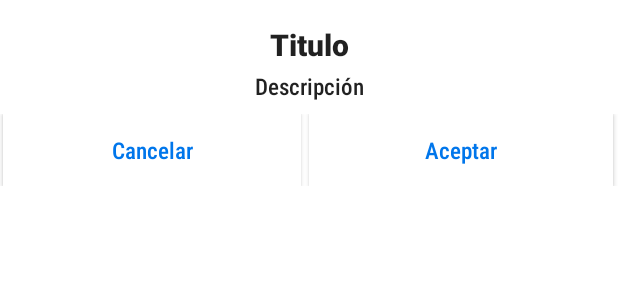
After one commit to ek0419/Santander, an Android app: the layout generic_dialog.xml on its own in the app's theme, with its tools: preview values and no code run, on a phone screen of 412 x 824 dp. The commit adds this screen. Shown: the top 300 px of the screen. Run offline under Robolectric (Android 15) with nearby library versions, the phone set to English and light mode, and no system bars.

Commit message:
se agregan recursos

```diff
--- /dev/null
+++ b/app/src/main/res/drawable/btn_redondo_generico_trasparente.xml
@@ -0,0 +1,7 @@
+<?xml version="1.0" encoding="utf-8"?>
+
+<shape xmlns:android="http://schemas.android.com/apk/res/android"
+    android:shape="rectangle">
+    <solid android:color="#ffffff" />
+    <corners android:radius="0sp" />
+</shape>
--- /dev/null
+++ b/app/src/main/res/drawable/genral_efecto_ripple_gris.xml
@@ -0,0 +1,4 @@
+<?xml version="1.0" encoding="utf-8"?>
+<ripple xmlns:android="http://schemas.android.com/apk/res/android" android:color="@color/loggin_gris">
+    <item android:drawable="@drawable/btn_redondo_generico_trasparente"  android:state_checked="true"/>
+</ripple>
--- /dev/null
+++ b/app/src/main/res/drawable/shape_dialogo_generico.xml
@@ -0,0 +1,8 @@
+<?xml version="1.0" encoding="utf-8"?>
+<shape
+    xmlns:android="http://schemas.android.com/apk/res/android">
+    <solid
+        android:color="@color/blanco"/>
+    <corners
+        android:radius="15dp" />
+</shape>
--- a/app/src/main/res/layout/activity_main.xml
+++ b/app/src/main/res/layout/activity_main.xml
@@ -6,6 +6,7 @@
         xmlns:tools="http://schemas.android.com/tools"
         android:layout_width="match_parent"
         android:layout_height="match_parent"
+        android:background="@color/moradoClaro"
         tools:context=".MainActivity">
         <FrameLayout
             android:id="@+id/flContainer"
--- /dev/null
+++ b/app/src/main/res/layout/generic_dialog.xml
@@ -0,0 +1,76 @@
+<?xml version="1.0" encoding="utf-8"?>
+<androidx.constraintlayout.widget.ConstraintLayout
+    xmlns:android="http://schemas.android.com/apk/res/android"
+    xmlns:app="http://schemas.android.com/apk/res-auto"
+    xmlns:tools="http://schemas.android.com/tools"
+    android:layout_width="match_parent"
+    android:layout_height="wrap_content"
+    android:background="@drawable/shape_dialogo_generico">
+
+    <androidx.appcompat.widget.AppCompatCheckedTextView
+        android:id="@+id/tvGenericDialogTitle"
+        android:layout_width="0dp"
+        android:layout_height="wrap_content"
+        android:layout_marginTop="16dp"
+        android:fontFamily="sans-serif-black"
+        android:text="@string/msj_generico_title"
+        android:textAlignment="center"
+        android:textSize="20sp"
+        app:layout_constraintEnd_toEndOf="parent"
+        app:layout_constraintStart_toStartOf="parent"
+        app:layout_constraintTop_toTopOf="parent" />
+
+    <androidx.appcompat.widget.AppCompatCheckedTextView
+        android:id="@+id/tvGenericDialogDescripcion"
+        android:layout_width="match_parent"
+        android:layout_height="wrap_content"
+        android:layout_marginTop="3dp"
+        android:fontFamily="sans-serif-condensed-medium"
+        android:text="@string/msj_generico_descripcion"
+        android:textAlignment="center"
+        android:textSize="15sp"
+        app:layout_constraintTop_toBottomOf="@+id/tvGenericDialogTitle"
+        tools:layout_editor_absoluteX="0dp" />
+
+    <LinearLayout
+        android:layout_width="match_parent"
+        android:layout_height="0dp"
+        android:layout_marginTop="8dp"
+        android:gravity="center"
+        android:orientation="horizontal"
+        android:paddingBottom="20dp"
+        app:layout_constraintEnd_toEndOf="parent"
+        app:layout_constraintStart_toStartOf="parent"
+        app:layout_constraintTop_toBottomOf="@+id/tvGenericDialogDescripcion">
+
+
+        <androidx.appcompat.widget.AppCompatButton
+            android:id="@+id/btnGenericDialogBotonNegativo"
+            style="@style/generalButtonBlanco"
+            android:layout_width="140dp"
+            android:layout_height="wrap_content"
+            android:layout_marginStart="2dp"
+            android:layout_marginEnd="3sp"
+            android:layout_weight="1"
+            android:text="@string/msj_generico_cencelar"
+            app:layout_constraintBottom_toBottomOf="parent"
+            app:layout_constraintStart_toStartOf="parent"
+            app:layout_constraintTop_toBottomOf="@+id/tvGenericDialogDescripcion" />
+
+        <androidx.appcompat.widget.AppCompatButton
+            android:id="@+id/btnGenericDialogBotonPositivo"
+            style="@style/generalButtonBlanco"
+            android:layout_width="143dp"
+            android:layout_height="wrap_content"
+            android:layout_marginStart="2dp"
+            android:layout_marginEnd="3sp"
+            android:layout_weight="1"
+            android:text="@string/msj_generico_aceptar"
+            app:layout_constraintBottom_toBottomOf="parent"
+            app:layout_constraintEnd_toEndOf="parent"
+            app:layout_constraintStart_toEndOf="@+id/btnGenericDialogBotonNegativo"
+            app:layout_constraintTop_toBottomOf="@+id/tvGenericDialogDescripcion" />
+
+    </LinearLayout>
+
+</androidx.constraintlayout.widget.ConstraintLayout>
--- a/app/src/main/res/values/colors.xml
+++ b/app/src/main/res/values/colors.xml
@@ -7,6 +7,7 @@
     <color name="blanco">#FFFFFF</color>
     <color name="morado">#293B72</color>
     <color name="rojo">#FC0303</color>
+    <color name="azul">#0076eb</color>
     <color name="loggin_rosa">#FF2E7A</color>
     <color name="loggin_gris">#ECECEC</color>
     <color name="transparente">#00ffffff</color>
--- a/app/src/main/res/values/strings.xml
+++ b/app/src/main/res/values/strings.xml
@@ -1,5 +1,17 @@
 <resources>
     <string name="app_name">Trabajo</string>
+
+    <!-- mensajes general -->
+    <string name="msj_generico_btn_agregar">Agregar</string>
+    <string name="msj_generico_vacio">""</string>
+    <string name="msj_generico_cencelar">Cancelar</string>
+    <string name="msj_generico_title">Titulo</string>
+    <string name="msj_generico_descripcion">Descripción</string>
+    <string name="msj_generico_aceptar">Aceptar</string>
+    <string name="msj_generico_si">Si</string>
+    <string name="msj_generico_no">No</string>
+
+
 
     <!-- loggin -->
     <string name="loggin_msg_primer_nombres">Nombre(s)</string>
@@ -15,11 +27,6 @@
     <!-- nombre menu -->
     <string name="menu_comida_nombre_producto">Ingresa el nombre del producto</string>
     <string name="menu_comida_msj_ingres_precio_producto">Ingres el precio del producto</string>
-
-    <!-- mensajes general -->
-    <string name="msj_generico_btn_agregar">Agregar</string>
-    <string name="msj_generico_vacio">""</string>
-    <string name="msj_generico_cencelar">Cancelar</string>
 
 
   <!-- Biometric prom -->
--- a/app/src/main/res/values/styles.xml
+++ b/app/src/main/res/values/styles.xml
@@ -15,6 +15,19 @@
 
     </style>
 
+    <style name="MyAlertDialogTheme" parent="Theme.MaterialComponents.Dialog.Alert">
+        <item name="colorAccent">@color/colorAccent</item>
+        <item name="android:textColorPrimary">@color/colorPrimaryDark</item>
+    </style>
+
+    <style name="generalButtonBlanco">
+        <item name="android:background">@drawable/genral_efecto_ripple_gris</item>
+        <item name="android:textColor">@color/azul</item>
+        <item name="android:fontFamily">sans-serif-condensed-medium</item>
+        <item name="android:textAllCaps">false</item>
+        <item name="android:textSize">15sp</item>
+
+    </style>
 
 
 </resources>
```
Also changed, not shown: app/src/main/java/com/example/trabajo/GenericDialog/GenericDialogBuilder.java (added, +101 -0 lines).
